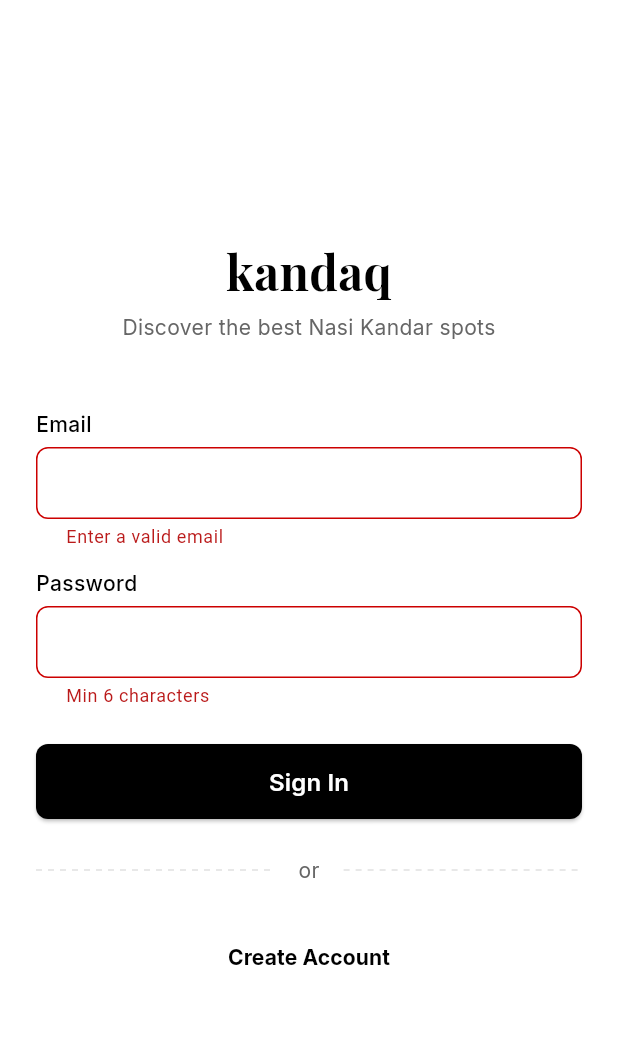
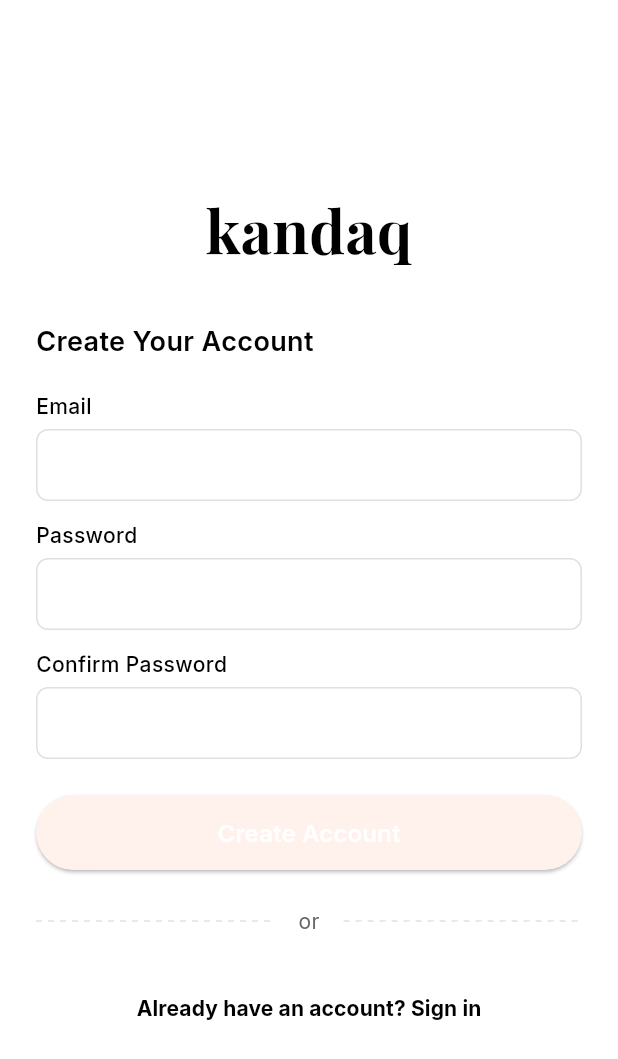
Before and after one commit to hazmi-badrunsham/kandaq, a Flutter app: the screen it shows after launch, after a tap on "Sign In", after a tap on "Create Account", on a phone screen of 412 x 824 dp. Shown: the top 1059 px of the screen. Run offline on Flutter 3.47's test engine with Material 3 defaults, Android fonts, the phone set to English and light mode, and no system bars; our stand-ins replace firebase_auth, firebase_core, go_router, google_fonts; accounts and stored records are empty.

Commit message:
add router something

```diff
--- /dev/null
+++ b/lib/core/router/app_router.dart
@@ -0,0 +1,78 @@
+import 'dart:async';
+import 'package:firebase_auth/firebase_auth.dart';
+import 'package:flutter/material.dart';
+import 'package:go_router/go_router.dart';
+
+import '../../features/auth/presentation/screens/login_screen.dart';
+import '../../features/auth/presentation/screens/signup_screen.dart';
+
+// Temporary dashboard
+class DashboardScreen extends StatelessWidget {
+  const DashboardScreen({super.key});
+  @override
+  Widget build(BuildContext context) {
+    return Scaffold(
+      appBar: AppBar(title: const Text('kandaq')),
+      body: const Center(child: Text('Dashboard')),
+    );
+  }
+}
+
+// 🔑 Helper: Converts Stream to Listenable for go_router
+class GoRouterRefreshStream extends ChangeNotifier {
+  GoRouterRefreshStream(Stream<dynamic> stream) {
+    notifyListeners(); // Trigger initial check
+    _subscription = stream.asBroadcastStream().listen(
+      (dynamic _) => notifyListeners(), // Trigger on auth change
+    );
+  }
+
+  late final StreamSubscription<dynamic> _subscription;
+
+  @override
+  void dispose() {
+    _subscription.cancel();
+    super.dispose();
+  }
+}
+
+// Global auth instance
+final _auth = FirebaseAuth.instance;
+
+final appRouter = GoRouter(
+  initialLocation: '/login',
+
+  // ✅ This is the critical fix: wrap stream in ChangeNotifier
+  refreshListenable: GoRouterRefreshStream(_auth.authStateChanges()),
+
+  redirect: (context, state) {
+  final user = _auth.currentUser;
+  final path = state.uri.path;
+  final isAuthRoute = path == '/login' || path == '/signup';
+
+  if (user == null) {
+    // Not logged in → only allow auth routes
+    if (isAuthRoute) return null; // Already on auth page → stay
+    return '/login'; // Not on auth page → redirect to login
+  } else {
+    // Logged in → block auth routes
+    if (!isAuthRoute) return null; // Already on protected page → stay
+    return '/dashboard'; // On auth page → redirect to dashboard
+  }
+},
+
+  routes: [
+    GoRoute(
+      path: '/login',
+      builder: (_, __) => const LoginScreen(),
+    ),
+    GoRoute(
+      path: '/signup',
+      builder: (_, __) => const SignupScreen(),
+    ),
+    GoRoute(
+      path: '/dashboard',
+      builder: (_, __) => const DashboardScreen(),
+    ),
+  ],
+);
--- a/lib/core/theme/app_typography.dart
+++ b/lib/core/theme/app_typography.dart
@@ -7,7 +7,7 @@
   // Primary font: Modern, clean, slightly nostalgic
   // 'Inter' for UI + 'Playfair Display' for brand moments
   static final headingLarge = GoogleFonts.playfairDisplay(
-    fontSize: 32,
+    fontSize: 40,
     fontWeight: FontWeight.w700,
     color: AppColors.textPrimary,
     height: 1.2,
--- a/lib/features/auth/presentation/login_screen.dart
+++ /dev/null
@@ -1,156 +0,0 @@
-import 'package:flutter/material.dart';
-import 'package:kandaq/core/theme/app_colors.dart';
-import 'package:kandaq/core/theme/app_typography.dart';
-import 'package:kandaq/features/auth/presentation/widgets/auth_text_field.dart';
-import 'package:kandaq/features/auth/presentation/widgets/auth_divider.dart'; // 1. Add this import
-import 'auth_state.dart';
-import '../data/auth_repository.dart';
-
-class LoginScreen extends StatefulWidget {
-  const LoginScreen({super.key});
-
-  @override
-  State<LoginScreen> createState() => _LoginScreenState();
-}
-
-class _LoginScreenState extends State<LoginScreen> {
-  final _formKey = GlobalKey<FormState>();
-  final _emailCtrl = TextEditingController();
-  final _passCtrl = TextEditingController();
-  late final AuthProvider _auth;
-
-  @override
-  void initState() {
-    super.initState();
-    _auth = AuthProvider(repository: AuthRepository());
-  }
-
-  @override
-  void dispose() {
-    _auth.dispose();
-    _emailCtrl.dispose();
-    _passCtrl.dispose();
-    super.dispose();
-  }
-
-  void _onSignIn() {
-    if (_formKey.currentState!.validate()) {
-      _auth.signIn(email: _emailCtrl.text.trim(), password: _passCtrl.text);
-    }
-  }
-
-  void _onSignUp() {
-    if (_formKey.currentState!.validate()) {
-      _auth.signUp(email: _emailCtrl.text.trim(), password: _passCtrl.text);
-    }
-  }
-
-  @override
-  Widget build(BuildContext context) {
-    return Scaffold(
-      backgroundColor: AppColors.background,
-      body: Center(
-        child: ValueListenableBuilder<AuthState>(
-          valueListenable: _auth,
-          builder: (context, state, _) {
-            if (state.user != null) {
-              return const Center(child: Text('Welcome! Redirecting...'));
-            }
-
-            return SingleChildScrollView(
-              padding: const EdgeInsets.symmetric(horizontal: 24, vertical: 40),
-              child: Center(
-                child: ConstrainedBox(
-                  constraints: const BoxConstraints(maxWidth: 400),
-                  child: Form(
-                    key: _formKey,
-                    child: Column(
-                      mainAxisAlignment: MainAxisAlignment.center,
-                      crossAxisAlignment: CrossAxisAlignment.stretch,
-                      children: [
-                        Text(
-                          'kandaq',
-                          style: AppTypography.headingLarge,
-                          textAlign: TextAlign.center,
-                        ),
-                        const SizedBox(height: 8),
-                        Text(
-                          'Discover the best Nasi Kandar spots',
-                          style: AppTypography.bodyMedium,
-                          textAlign: TextAlign.center,
-                        ),
-                        const SizedBox(height: 48),
-                        AuthTextField(
-                          label: 'Email',
-                          controller: _emailCtrl,
-                          validator: (v) => v != null && v.contains('@')
-                              ? null
-                              : 'Enter a valid email',
-                        ),
-                        const SizedBox(height: 16),
-                        AuthTextField(
-                          label: 'Password',
-                          controller: _passCtrl,
-                          obscureText: true,
-                          validator: (v) => (v?.length ?? 0) >= 6
-                              ? null
-                              : 'Min 6 characters',
-                        ),
-                        const SizedBox(height: 24),
-                        if (state.error != null) ...[
-                          Text(
-                            state.error!,
-                            style: const TextStyle(color: AppColors.error),
-                            textAlign: TextAlign.center,
-                          ),
-                          const SizedBox(height: 16),
-                        ],
-                        SizedBox(
-                          height: 50,
-                          child: ElevatedButton(
-                            style: ElevatedButton.styleFrom(
-                              backgroundColor: AppColors.primary,
-                              foregroundColor: AppColors.background,
-                              shape: RoundedRectangleBorder(
-                                borderRadius: BorderRadius.circular(8),
-                              ),
-                            ),
-                            onPressed: state.isLoading ? null : _onSignIn,
-                            child: state.isLoading
-                                ? const SizedBox(
-                                    height: 20,
-                                    width: 20,
-                                    child: CircularProgressIndicator(
-                                      strokeWidth: 2,
-                                      color: AppColors.background,
-                                    ),
-                                  )
-                                : Text('Sign In', style: AppTypography.button),
-                          ),
-                        ),
-
-                        // 2. APPLY HERE: Separating primary action from alternative
-                        const AuthDivider(text: 'or'),
-
-                        TextButton(
-                          onPressed: state.isLoading ? null : _onSignUp,
-                          child: Text(
-                            'Create Account',
-                            style: AppTypography.bodyMedium.copyWith(
-                              color: AppColors.primary,
-                              fontWeight: FontWeight.bold,
-                            ),
-                          ),
-                        ),
-                      ],
-                    ),
-                  ),
-                ),
-              ),
-            );
-          },
-        ),
-      ),
-    );
-  }
-}
--- /dev/null
+++ b/lib/features/auth/presentation/pages/auth_layout.dart
@@ -0,0 +1,26 @@
+// lib/features/auth/presentation/pages/auth_layout.dart
+import 'package:flutter/material.dart';
+import 'package:kandaq/core/theme/app_colors.dart';
+
+class AuthLayout extends StatelessWidget {
+  final Widget child;
+  const AuthLayout({super.key, required this.child});
+
+  @override
+  Widget build(BuildContext context) {
+    return Scaffold(
+      backgroundColor: AppColors.background, // Keep your B&W theme
+      body: Center(
+        child: SingleChildScrollView(
+          padding: const EdgeInsets.symmetric(horizontal: 24, vertical: 40),
+          child: Center( // Extra center for the ConstrainedBox
+            child: ConstrainedBox(
+              constraints: const BoxConstraints(maxWidth: 400),
+              child: child,
+            ),
+          ),
+        ),
+      ),
+    );
+  }
+}
--- /dev/null
+++ b/lib/features/auth/presentation/screens/login_screen.dart
@@ -0,0 +1,142 @@
+import 'package:flutter/material.dart';
+import 'package:kandaq/core/theme/app_colors.dart';
+import 'package:kandaq/core/theme/app_typography.dart';
+import 'package:kandaq/features/auth/presentation/widgets/auth_text_field.dart';
+import 'package:kandaq/features/auth/presentation/widgets/auth_divider.dart'; // 1. Add this import
+import '../auth_state.dart';
+import 'signup_screen.dart';
+import 'package:go_router/go_router.dart'; // 🆕 Add this to fix context.push
+import '../pages/auth_layout.dart'; // 🆕 THIS IS THE KEY IMPORT
+import '../../data/auth_repository.dart';
+
+class LoginScreen extends StatefulWidget {
+  const LoginScreen({super.key});
+
+  @override
+  State<LoginScreen> createState() => _LoginScreenState();
+}
+
+class _LoginScreenState extends State<LoginScreen> {
+  final _formKey = GlobalKey<FormState>();
+  final _emailCtrl = TextEditingController();
+  final _passCtrl = TextEditingController();
+  late final AuthProvider _auth;
+
+  @override
+  void initState() {
+    super.initState();
+    _auth = AuthProvider(repository: AuthRepository());
+  }
+
+  @override
+  void dispose() {
+    _auth.dispose();
+    _emailCtrl.dispose();
+    _passCtrl.dispose();
+    super.dispose();
+  }
+
+  void _onSignIn() {
+    if (_formKey.currentState!.validate()) {
+      _auth.signIn(email: _emailCtrl.text.trim(), password: _passCtrl.text);
+    }
+  }
+
+  void _onSignUp() {
+    if (_formKey.currentState!.validate()) {
+      _auth.signUp(email: _emailCtrl.text.trim(), password: _passCtrl.text);
+    }
+  }
+
+  // lib/features/auth/presentation/screens/login_screen.dart
+  @override
+  Widget build(BuildContext context) {
+    return AuthLayout(
+      // 🆕 Using the layout wrapper
+      child: ValueListenableBuilder<AuthState>(
+        valueListenable: _auth,
+        builder: (context, state, _) {
+          if (state.user != null) {
+            return const Center(child: Text('Welcome! Redirecting...'));
+          }
+
+          return Form(
+            key: _formKey,
+            child: Column(
+              mainAxisAlignment: MainAxisAlignment.center,
+              crossAxisAlignment: CrossAxisAlignment.stretch,
+              children: [
+                Text(
+                  'kandaq',
+                  style: AppTypography.headingLarge,
+                  textAlign: TextAlign.center,
+                ),
+                const SizedBox(height: 8),
+                Text(
+                  'Discover the best Nasi Kandar spots',
+                  style: AppTypography.bodyMedium,
+                  textAlign: TextAlign.center,
+                ),
+                const SizedBox(height: 48),
+
+                AuthTextField(
+                  label: 'Email',
+                  controller: _emailCtrl,
+                  validator: (v) =>
+                      v != null && v.contains('@') ? null : 'Enter valid email',
+                ),
+                const SizedBox(height: 16),
+                AuthTextField(
+                  label: 'Password',
+                  controller: _passCtrl,
+                  obscureText: true,
+                  validator: (v) =>
+                      (v?.length ?? 0) >= 6 ? null : 'Min 6 characters',
+                ),
+                const SizedBox(height: 24),
+
+                if (state.error != null) ...[
+                  Text(
+                    state.error!,
+                    style: const TextStyle(color: AppColors.error),
+                    textAlign: TextAlign.center,
+                  ),
+                  const SizedBox(height: 16),
+                ],
+
+                // Sign In Button
+                SizedBox(
+                  height: 50,
+                  child: ElevatedButton(
+                    style: ElevatedButton.styleFrom(
+                      backgroundColor: AppColors.primary,
+                      foregroundColor: AppColors.background,
+                      shape: RoundedRectangleBorder(
+                        borderRadius: BorderRadius.circular(8),
+                      ),
+                    ),
+                    onPressed: state.isLoading ? null : _onSignIn,
+                    child: state.isLoading
+                        ? const CircularProgressIndicator(
+                            color: AppColors.background,
+                          )
+                        : Text('Sign In', style: AppTypography.button),
+                  ),
+                ),
+
+                const AuthDivider(text: 'or'),
+
+                TextButton(
+                  onPressed: state.isLoading
+                      ? null
+                      : () => context.push('/signup'), // Use GoRouter
+                  child: const Text('Create Account'),
+                ),
+              ],
+            ),
+          );
+        },
+      ),
+    );
+  }
+}
--- /dev/null
+++ b/lib/features/auth/presentation/screens/signup_screen.dart
@@ -0,0 +1,146 @@
+import 'package:flutter/material.dart';
+import 'package:kandaq/core/theme/app_colors.dart';
+import 'package:kandaq/core/theme/app_typography.dart';
+import 'package:kandaq/features/auth/presentation/widgets/auth_text_field.dart';
+import 'package:kandaq/features/auth/presentation/widgets/auth_divider.dart';
+import '../auth_state.dart';
+import '../../data/auth_repository.dart';
+import 'package:go_router/go_router.dart'; // 🆕 Add this to fix context.push
+import '../pages/auth_layout.dart'; // 🆕 THIS IS THE KEY IMPORT
+
+class SignupScreen extends StatefulWidget {
+  const SignupScreen({super.key});
+
+  @override
+  State<SignupScreen> createState() => _SignupScreenState();
+}
+
+class _SignupScreenState extends State<SignupScreen> {
+  final _formKey = GlobalKey<FormState>();
+  final _emailCtrl = TextEditingController();
+  final _passCtrl = TextEditingController();
+  final _confirmPassCtrl = TextEditingController();
+  late final AuthProvider _auth;
+
+  @override
+  void initState() {
+    super.initState();
+    _auth = AuthProvider(repository: AuthRepository());
+  }
+
+  @override
+  void dispose() {
+    _auth.dispose();
+    _emailCtrl.dispose();
+    _passCtrl.dispose();
+    _confirmPassCtrl.dispose();
+    super.dispose();
+  }
+
+  String? _validateConfirmPassword(String? value) {
+    if (value == null || value.isEmpty) return 'Please confirm your password';
+    if (value != _passCtrl.text) return 'Passwords do not match';
+    return null;
+  }
+
+  void _submit() {
+    if (_formKey.currentState!.validate()) {
+      _auth.signUp(email: _emailCtrl.text.trim(), password: _passCtrl.text);
+    }
+  }
+
+  void _goToLogin() {
+    Navigator.of(context).pop();
+  }
+
+  // lib/features/auth/presentation/screens/signup_screen.dart
+  @override
+  Widget build(BuildContext context) {
+    return AuthLayout(
+      // 🆕 Simplified wrapping
+      child: ValueListenableBuilder<AuthState>(
+        valueListenable: _auth,
+        builder: (_, state, __) {
+          if (state.user != null) {
+            return const Center(child: Text('Account created! Redirecting...'));
+          }
+
+          return Form(
+            key: _formKey,
+            child: Column(
+              crossAxisAlignment: CrossAxisAlignment.stretch,
+              children: [
+                Text(
+                  'kandaq',
+                  style: AppTypography.headingLarge,
+                  textAlign: TextAlign.center,
+                ),
+                const SizedBox(height: 40),
+
+                Text(
+                  'Create Your Account',
+                  style: AppTypography.headingMedium.copyWith(fontSize: 18),
+                ),
+                const SizedBox(height: 25),
+
+                AuthTextField(
+                  label: 'Email',
+                  controller: _emailCtrl /* validator */,
+                ),
+                const SizedBox(height: 16),
+                AuthTextField(
+                  label: 'Password',
+                  controller: _passCtrl,
+                  obscureText: true /* validator */,
+                ),
+                const SizedBox(height: 16),
+                AuthTextField(
+                  label: 'Confirm Password',
+                  controller: _confirmPassCtrl,
+                  obscureText: true,
+                  validator: _validateConfirmPassword,
+                ),
+
+                const SizedBox(height: 24),
+                if (state.error != null) ...[
+                  Text(
+                    state.error!,
+                    style: const TextStyle(color: AppColors.error),
+                    textAlign: TextAlign.center,
+                  ),
+                  const SizedBox(height: 16),
+                ],
+
+                SizedBox(
+                  height: 50,
+                  child: ElevatedButton(
+                    onPressed: state.isLoading ? null : _submit,
+                    style: ElevatedButton.styleFrom(/* style */),
+                    child: state.isLoading
+                        ? const CircularProgressIndicator()
+                        : Text('Create Account', style: AppTypography.button),
+                  ),
+                ),
+
+                const AuthDivider(text: 'or'),
+
+                TextButton(
+                  onPressed: state.isLoading
+                      ? null
+                      : () => context.go('/login'),
+                  child: Text(
+                    'Already have an account? Sign in',
+                    style: AppTypography.bodyMedium.copyWith(
+                      color: AppColors.primary,
+                      fontWeight: FontWeight.bold,
+                    ),
+                  ),
+                ),
+              ],
+            ),
+          );
+        },
+      ),
+    );
+  }
+}
--- a/lib/main.dart
+++ b/lib/main.dart
@@ -1,15 +1,15 @@
 // lib/main.dart
 import 'package:flutter/material.dart';
 import 'package:firebase_core/firebase_core.dart';
-import 'package:firebase_auth/firebase_auth.dart';
-import 'firebase_options.dart'; // Auto-generated by flutterfire configure
-import 'features/auth/presentation/login_screen.dart';
+import 'package:kandaq/core/theme/app_colors.dart'; // Ensure these paths are correct
+import 'package:kandaq/core/theme/app_typography.dart';
+import 'package:kandaq/core/router/app_router.dart'; // 🆕 Import your new router
+import 'firebase_options.dart';
 
 void main() async {
-  // 1. Required for Firebase & platform channels before runApp
   WidgetsFlutterBinding.ensureInitialized();
 
-  // 2. Initialize Firebase safely
+  // ✅ Firebase MUST initialize BEFORE router is used
   await Firebase.initializeApp(
     options: DefaultFirebaseOptions.currentPlatform,
   );
@@ -22,78 +22,15 @@
 
   @override
   Widget build(BuildContext context) {
-    return MaterialApp(
+    return MaterialApp.router( // ✅ Must be .router, not just MaterialApp
       title: 'kandaq',
       debugShowCheckedModeBanner: false,
       theme: ThemeData(
         colorScheme: ColorScheme.fromSeed(seedColor: const Color(0xFFE65100)),
         useMaterial3: true,
       ),
-      home: const AuthGate(),
+      routerConfig: appRouter, // ✅ Pass the router here
+      // ❌ REMOVE any `home:` or `onGenerateRoute:` — they conflict
     );
   }
 }
-
-/// 🔐 Auth Gate: Decides which screen to show based on Firebase session
-class AuthGate extends StatelessWidget {
-  const AuthGate({super.key});
-
-  @override
-  Widget build(BuildContext context) {
-    return StreamBuilder<User?>(
-      stream: FirebaseAuth.instance.authStateChanges(),
-      builder: (context, snapshot) {
-        // 🔹 Still initializing
-        if (snapshot.connectionState == ConnectionState.waiting) {
-          return const Scaffold(
-            body: Center(child: CircularProgressIndicator()),
-          );
-        }
-
-        // 🔹 User is logged in
-        if (snapshot.hasData) {
-          return const HomeScreen();
-        }
-
-        // 🔹 User is logged out
-        return const LoginScreen();
-      },
-    );
-  }
-}
-
-/// 🏠 Placeholder Home (for testing successful auth & sign-out)
-class HomeScreen extends StatelessWidget {
-  const HomeScreen({super.key});
-
-  @override
-  Widget build(BuildContext context) {
-    final user = FirebaseAuth.instance.currentUser;
-
-    return Scaffold(
-      appBar: AppBar(title: const Text('kandaq')),
-      body: Center(
-        child: Column(
-          mainAxisAlignment: MainAxisAlignment.center,
-          children: [
-            const Icon(Icons.restaurant, size: 64, color: Colors.orange),
-            const SizedBox(height: 16),
-            Text(
-              'Welcome, ${user?.email ?? 'User'}',
-              style: Theme.of(context).textTheme.headlineSmall,
-            ),
-            const SizedBox(height: 24),
-            ElevatedButton.icon(
-              onPressed: () async {
-                await FirebaseAuth.instance.signOut();
-                // AuthGate stream will auto-route back to LoginScreen
-              },
-              icon: const Icon(Icons.logout),
-              label: const Text('Sign Out'),
-            ),
-          ],
-        ),
-      ),
-    );
-  }
-}
--- a/pubspec.yaml
+++ b/pubspec.yaml
@@ -13,6 +13,7 @@
   firebase_auth: ^6.3.0
   firebase_core: ^4.6.0
   google_fonts: ^6.3.2
+  go_router: ^17.2.0
 
 dev_dependencies:
   flutter_test:
```
Also changed, not shown: lib/core/widgets/primary_button.dart (added, +36 -0 lines), pubspec.lock, 1 other file.
